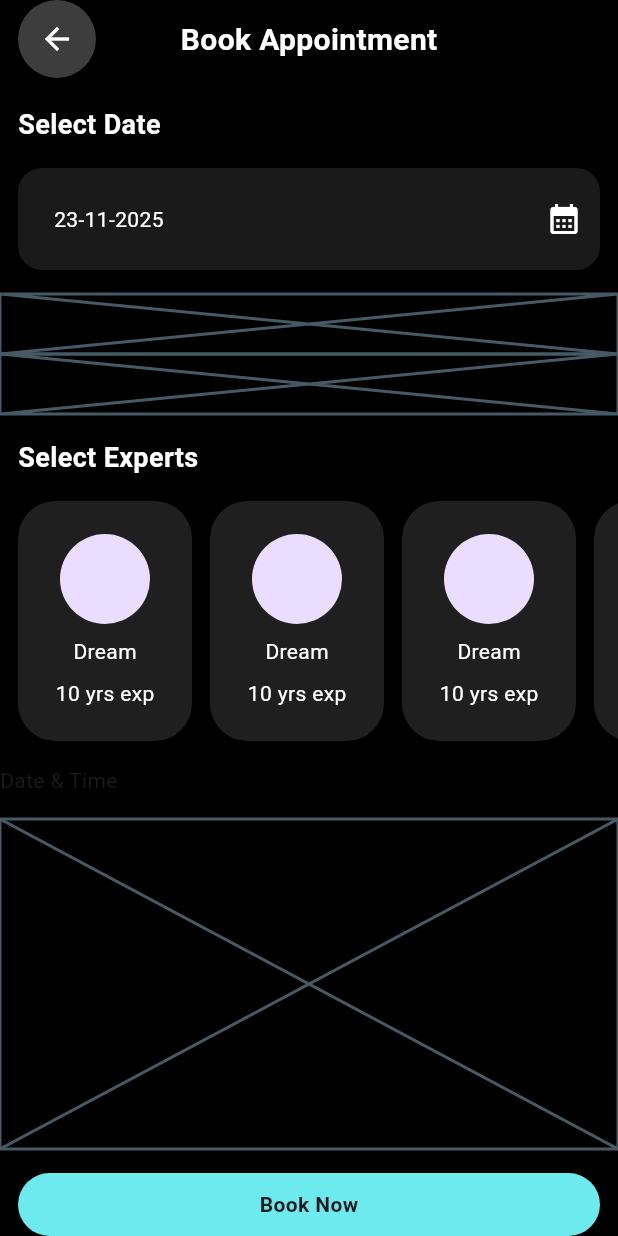
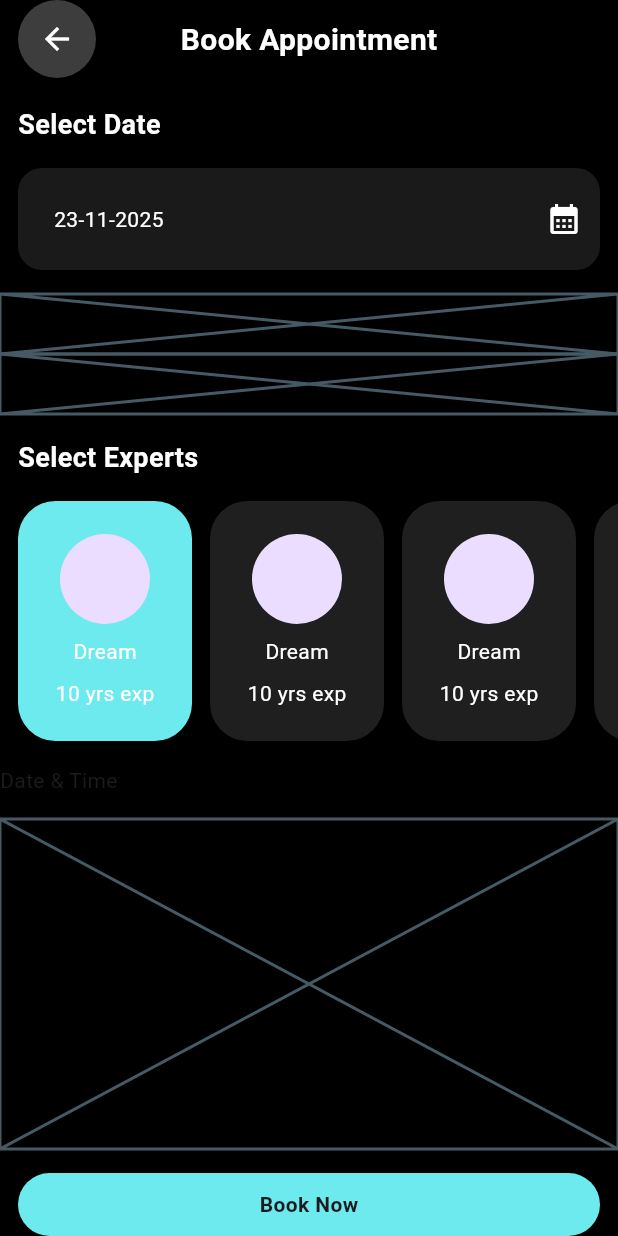
Before and after one commit to JAICHANGPARK/flutter_notebook_chapter_48, a Flutter app: the BarberBookAppointment screen opened directly, on a phone screen of 412 x 824 dp. Run offline on Flutter 3.47's test engine with Material 3 defaults, Android fonts, the phone set to English and light mode, and no system bars; our stand-ins replace hugeicons.

Commit message:
Update barber_book_appointment.dart

```diff
--- a/lib/ep2431_barber_booking_app/ui/barber_book_appointment.dart
+++ b/lib/ep2431_barber_booking_app/ui/barber_book_appointment.dart
@@ -88,12 +88,15 @@ class _BarberBookAppointmentState extends State<BarberBookAppointment> {
                 ],
               ),
             ),
-            SizedBox(height: 80, child: Column(
-              children: [
-                Expanded(child: Placeholder()),
-                Expanded(child: Placeholder()),
-              ],
-            )),
+            SizedBox(
+              height: 80,
+              child: Column(
+                children: [
+                  Expanded(child: Placeholder()),
+                  Expanded(child: Placeholder()),
+                ],
+              ),
+            ),
             Padding(
               padding: const EdgeInsets.only(left: 12),
               child: Column(
@@ -121,7 +124,7 @@ class _BarberBookAppointmentState extends State<BarberBookAppointment> {
                             shape: RoundedSuperellipseBorder(
                               borderRadius: BorderRadius.circular(25),
                             ),
-                            color: Colors.white12,
+                            color: index == 0 ? accentColor : Colors.white12,
                           ),
                           child: Column(
                             mainAxisAlignment: MainAxisAlignment.center,
```
